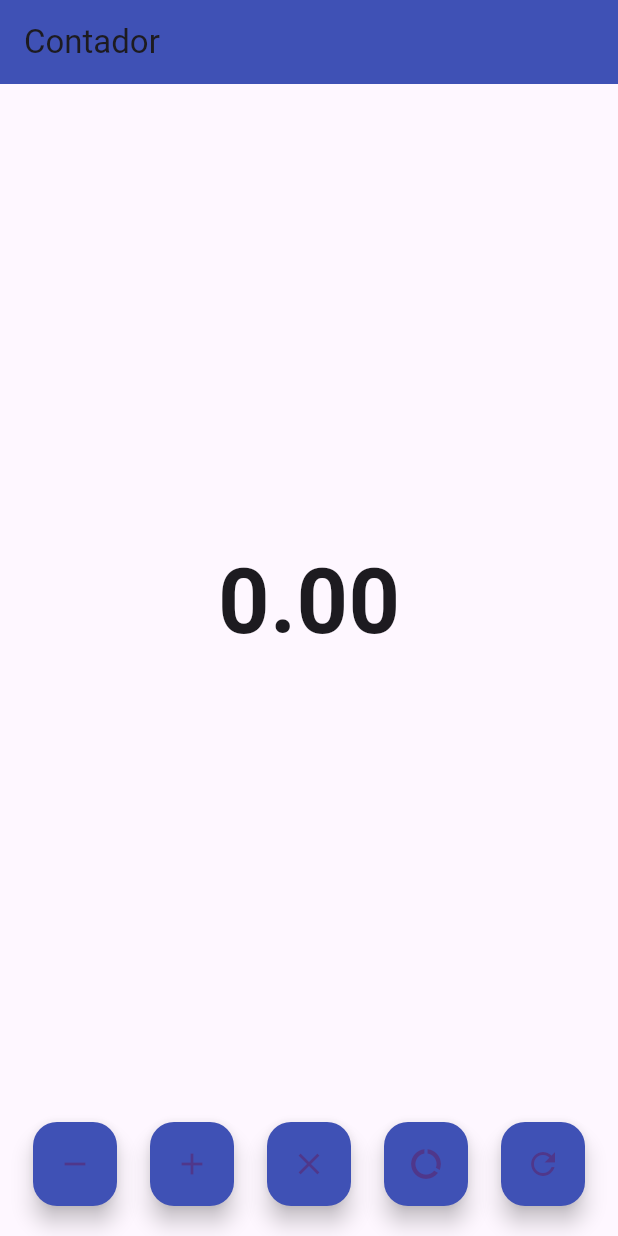
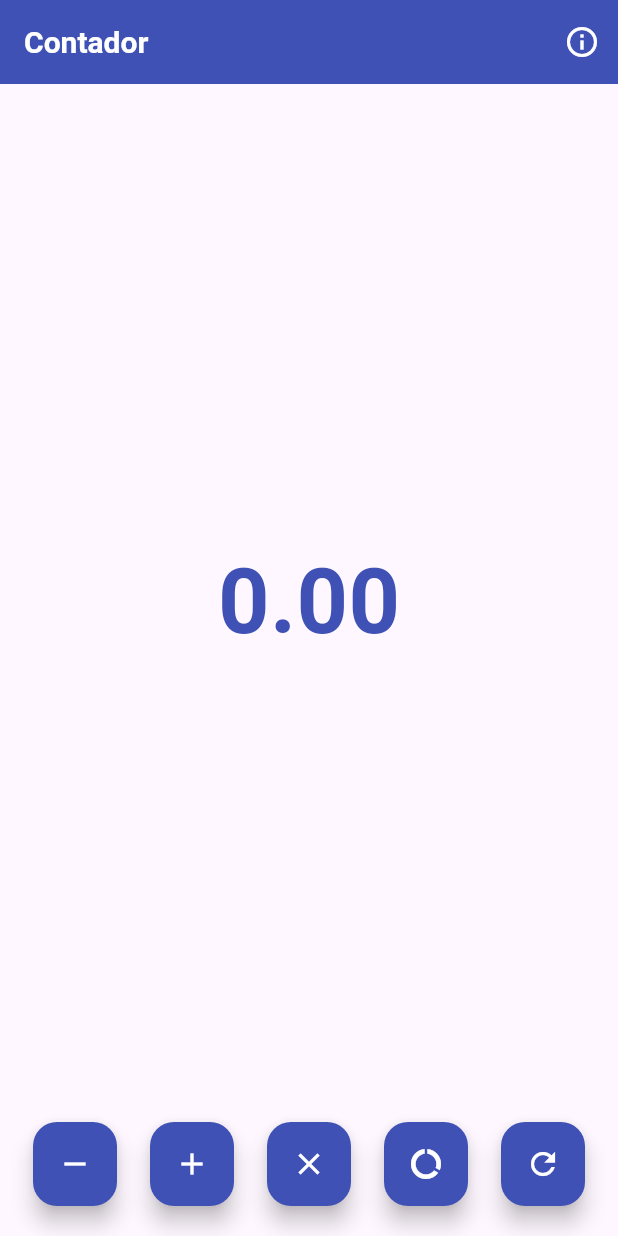
Before and after one commit to Pastelblue05/miprimeroappmeacuerdodeldiaquedelaprogyomeenamore, a Flutter app: the screen it shows after launch, on a phone screen of 412 x 824 dp. Run offline on Flutter 3.47's test engine with Material 3 defaults, Android fonts, the phone set to English and light mode, and no system bars.

Commit message:
Avancept4

```diff
--- a/lib/main.dart
+++ b/lib/main.dart
@@ -25,7 +25,7 @@ class ContadorPage extends StatefulWidget {
 
 class _ContadorPageState extends State<ContadorPage> {
   //Funciones pantalla principal
-  double _contador = 0.0; // El valor inicial
+  double _contador = 0.0; // El valor inicial (Decimal)
 
   void _actualizar(double valor) {
     setState(() {
@@ -60,19 +60,41 @@ class _ContadorPageState extends State<ContadorPage> {
       appBar: AppBar(
         title: const Text('Contador'),
         backgroundColor: Colors.indigo,
+        titleTextStyle: const TextStyle(
+          color: Colors.white,
+          fontSize: 20,
+          fontWeight: FontWeight.bold,
+        ),
+
+        // Pantalla de Información
+        actions: <Widget>[
+          IconButton(
+            icon: const Icon(Icons.info_outline, color: Colors.white),
+            onPressed: () {
+              // Navega a la pantalla de información
+              Navigator.push(
+                context,
+                MaterialPageRoute(builder: (context) => const InfoScreen()),
+              );
+            },
+          ),
+        ],
       ),
 
-  // Diseño de la pantalla principal
       body: Column(
         mainAxisAlignment: MainAxisAlignment.end,
 
         children: <Widget>[
-          // Texto del contador
+          // Texto del contador (Centrado)
           Expanded(
             child: Center(
               child: Text(
                 _contador.toStringAsFixed(2),
-                style: const TextStyle(fontSize: 60, fontWeight: FontWeight.bold),
+                style: const TextStyle(
+                  fontSize: 60,
+                  fontWeight: FontWeight.bold,
+                  color: Colors.indigo,
+                ),
               ),
             ),
           ),
@@ -87,7 +109,7 @@ class _ContadorPageState extends State<ContadorPage> {
                 onPressed: () => _actualizar(-1.0),
                 heroTag: "btn_restar",
                 backgroundColor: Colors.indigo,
-                child: const Icon(Icons.remove),
+                 child: const Icon(Icons.remove, color: Colors.white),
               ),
 
               // Botón Sumar
@@ -95,7 +117,7 @@ class _ContadorPageState extends State<ContadorPage> {
                 onPressed: () => _actualizar(1.0),
                 heroTag: "btn_sumar",
                 backgroundColor: Colors.indigo,
-                child: const Icon(Icons.add),
+                child: const Icon(Icons.add, color: Colors.white),
               ),
 
               // Botón Multiplicar
@@ -103,7 +125,7 @@ class _ContadorPageState extends State<ContadorPage> {
                 onPressed: _multiplicar,
                 heroTag: "btn_multiplicar",
                 backgroundColor: Colors.indigo,
-                child: const Icon(Icons.close),
+                child: const Icon(Icons.close, color: Colors.white),
               ),
 
               // Botón Dividir
@@ -111,7 +133,7 @@ class _ContadorPageState extends State<ContadorPage> {
                 onPressed: _dividir,
                 heroTag: "btn_dividir",
                 backgroundColor: Colors.indigo,
-                child: const Icon(Icons.data_usage),
+                child: const Icon(Icons.data_usage, color: Colors.white),
               ),
 
               // Botón de Resetear
@@ -119,7 +141,7 @@ class _ContadorPageState extends State<ContadorPage> {
                 onPressed: _resetear,
                 heroTag: "btn_reset",
                 backgroundColor: Colors.indigo,
-                child: const Icon(Icons.refresh),
+                child: const Icon(Icons.refresh, color: Colors.white),
 
               ),
             ],
@@ -130,3 +152,50 @@ class _ContadorPageState extends State<ContadorPage> {
     );
   }
 }
+
+class InfoScreen extends StatelessWidget {
+  const InfoScreen({super.key});
+
+  @override
+  Widget build(BuildContext context) {
+    return Scaffold(
+      appBar: AppBar(
+        title: const Text('Información del Desarrollador'),
+        backgroundColor: Colors.indigo,
+        // Habilita el botón de retroceso automático
+      ),
+
+ body: Center(
+        child: Column(
+          mainAxisAlignment: MainAxisAlignment.center,
+          children: <Widget>[
+            const Text(
+              'Contador',
+              style: TextStyle(fontSize: 28, fontWeight: FontWeight.bold, color: Colors.indigo),
+            ),
+            const SizedBox(height: 20),
+
+            // Información del desarrollador (usa tus datos)
+            const Text(
+              'Desarrollado por: Laury Guerrero (Pastelblue05)',
+              style: TextStyle(fontSize: 18),
+            ),
+            const SizedBox(height: 10),
+
+            const Text(
+              'App info: Contador de numero decimales, se puede sumar, restar, multiplicar, dividir y resetear',
+              style: TextStyle(fontSize: 16),
+            ),
+
+            const Text(
+              'Fecha de creación: 01/11/2025',
+              style: TextStyle(fontSize: 16),
+            ),
+
+            const SizedBox(height: 40),
+          ],
+        ),
+      ),
+    );
+  }
+}
```
